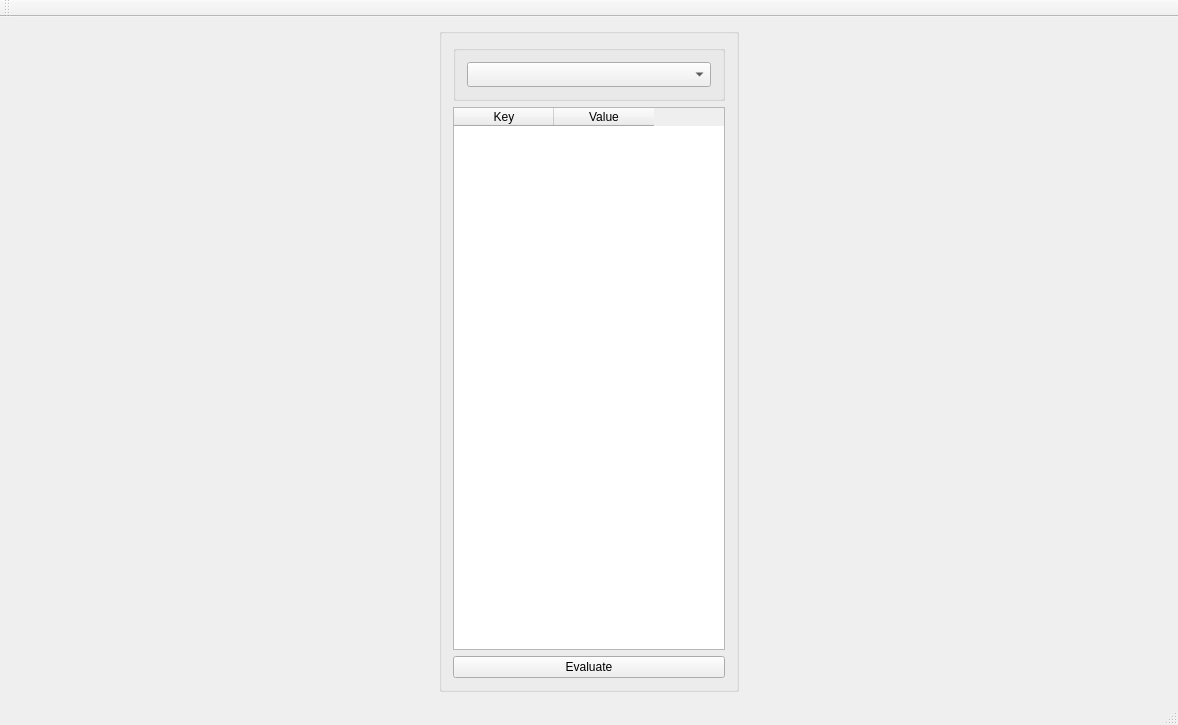
Qt form gui_app/mainwindow.ui (olegyablokov/pde-numeric-solver) before a commit.
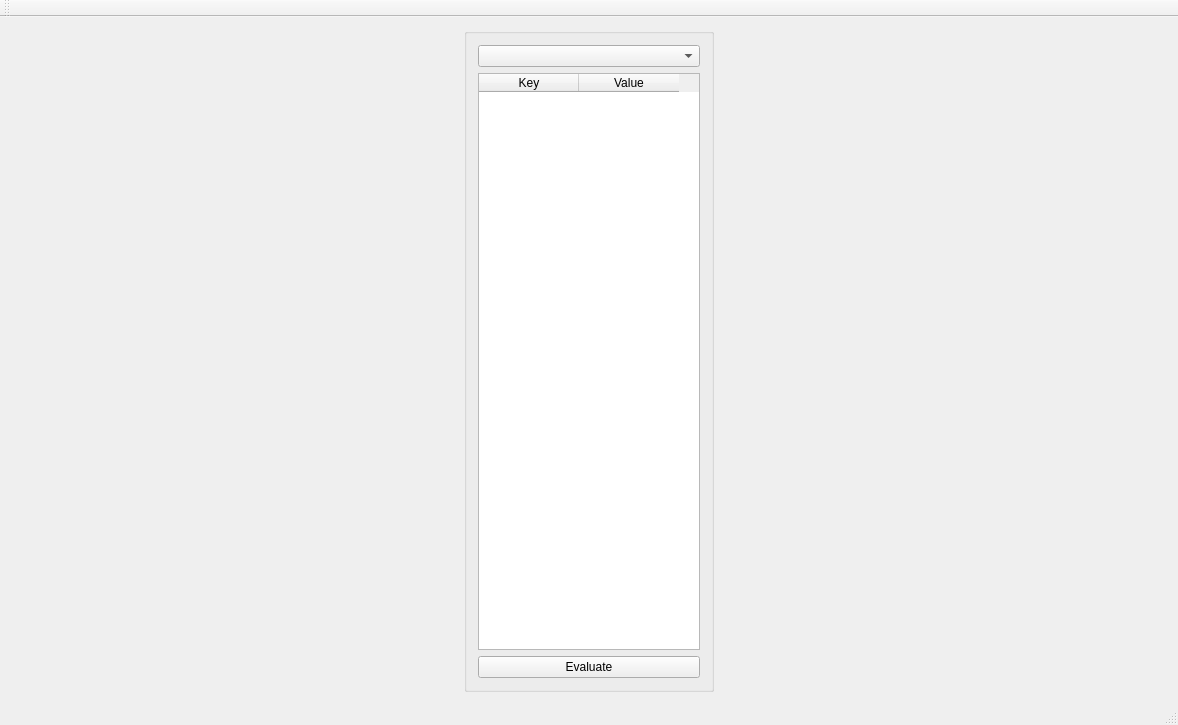
The same form after that commit.

What changed in the file:
```diff
--- a/gui_app/mainwindow.ui
+++ b/gui_app/mainwindow.ui
@@ -35,21 +35,21 @@
       <item>
        <widget class="QGroupBox" name="groupBox">
         <property name="sizePolicy">
-         <sizepolicy hsizetype="Preferred" vsizetype="Preferred">
+         <sizepolicy hsizetype="Fixed" vsizetype="Preferred">
           <horstretch>0</horstretch>
           <verstretch>0</verstretch>
          </sizepolicy>
         </property>
         <property name="minimumSize">
          <size>
-          <width>100</width>
+          <width>250</width>
           <height>0</height>
          </size>
         </property>
         <property name="maximumSize">
          <size>
-          <width>300</width>
-          <height>16777215</height>
+          <width>250</width>
+          <height>10000</height>
          </size>
         </property>
         <property name="layoutDirection">
@@ -66,31 +66,22 @@
         </property>
         <layout class="QVBoxLayout" name="verticalLayout">
          <item>
-          <widget class="QGroupBox" name="groupBox_2">
-           <property name="font">
-            <font>
-             <family>Noto Sans</family>
-             <pointsize>9</pointsize>
-             <weight>9</weight>
-             <italic>false</italic>
-             <bold>false</bold>
-            </font>
-           </property>
-           <property name="styleSheet">
-            <string notr="true"/>
-           </property>
-           <property name="title">
-            <string/>
-           </property>
-           <layout class="QVBoxLayout" name="verticalLayout_2">
-            <item>
-             <widget class="QComboBox" name="EquationComboBox"/>
-            </item>
-           </layout>
-          </widget>
+          <widget class="QComboBox" name="EquationComboBox"/>
          </item>
          <item>
           <widget class="QTableWidget" name="PdeSettingsTableWidget">
+           <property name="sizePolicy">
+            <sizepolicy hsizetype="Minimum" vsizetype="Minimum">
+             <horstretch>0</horstretch>
+             <verstretch>0</verstretch>
+            </sizepolicy>
+           </property>
+           <property name="minimumSize">
+            <size>
+             <width>10</width>
+             <height>10</height>
+            </size>
+           </property>
            <column>
             <property name="text">
              <string>Key</string>
```
Left out of the diff: 5 changed lines with no effect on the pictures.
